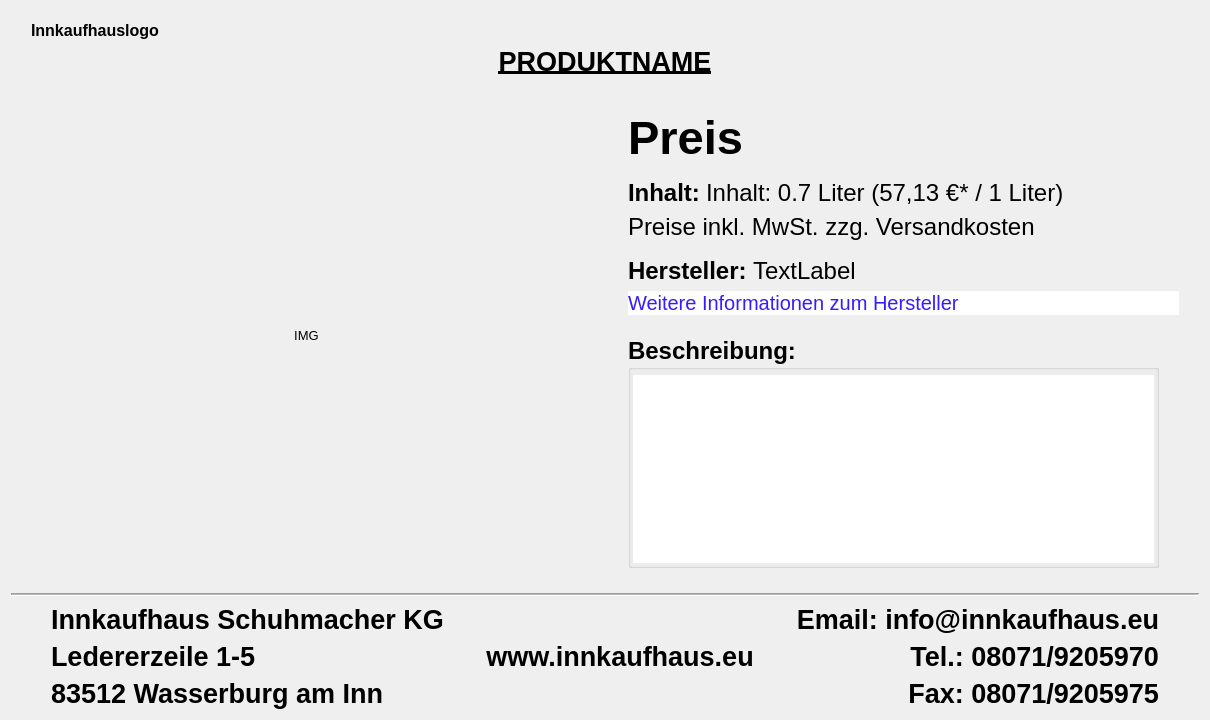
The window that designer-ui/form.ui (Benefranko/Barcode-Scanner-Feinkost-) describes before a commit, drawn with Qt 5.
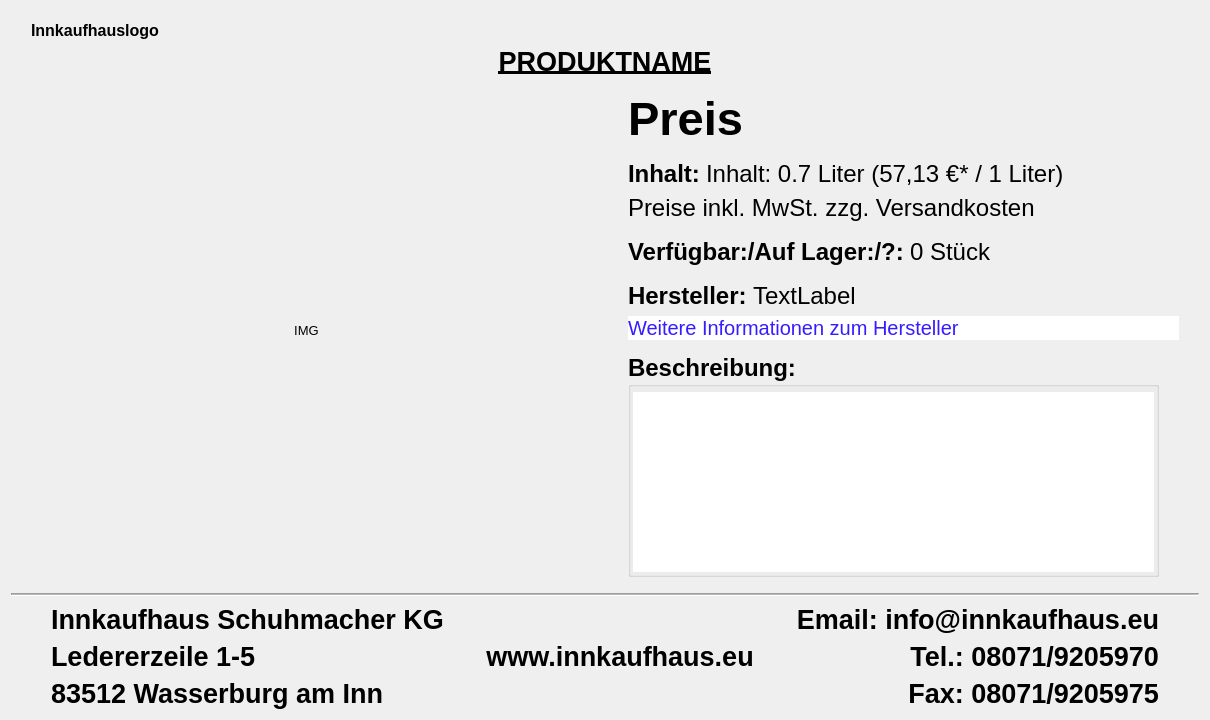
The same window after the commit. The open tabs and pages were chosen to show the change.

```diff
--- a/designer-ui/form.ui
+++ b/designer-ui/form.ui
@@ -1088,6 +1088,57 @@
              </property>
             </widget>
            </item>
+           <item>
+            <spacer name="verticalSpacer_26">
+             <property name="orientation">
+              <enum>Qt::Vertical</enum>
+             </property>
+             <property name="sizeType">
+              <enum>QSizePolicy::Fixed</enum>
+             </property>
+             <property name="sizeHint" stdset="0">
+              <size>
+               <width>20</width>
+               <height>10</height>
+              </size>
+             </property>
+            </spacer>
+           </item>
+           <item>
+            <layout class="QHBoxLayout" name="horizontalLayout_13">
+             <item>
+              <widget class="QLabel" name="label_6">
+               <property name="sizePolicy">
+                <sizepolicy hsizetype="Fixed" vsizetype="Preferred">
+                 <horstretch>0</horstretch>
+                 <verstretch>0</verstretch>
+                </sizepolicy>
+               </property>
+               <property name="font">
+                <font>
+                 <pointsize>18</pointsize>
+                 <bold>true</bold>
+                </font>
+               </property>
+               <property name="text">
+                <string>Verfügbar:/Auf Lager:/?:</string>
+               </property>
+              </widget>
+             </item>
+             <item>
+              <widget class="QLabel" name="label_9">
+               <property name="font">
+                <font>
+                 <pointsize>18</pointsize>
+                </font>
+               </property>
+               <property name="text">
+                <string>0 Stück</string>
+               </property>
+              </widget>
+             </item>
+            </layout>
+           </item>
            <item>
             <spacer name="verticalSpacer_14">
              <property name="orientation">
```
Left out of the diff: 42 changed lines with no effect on the pictures.
